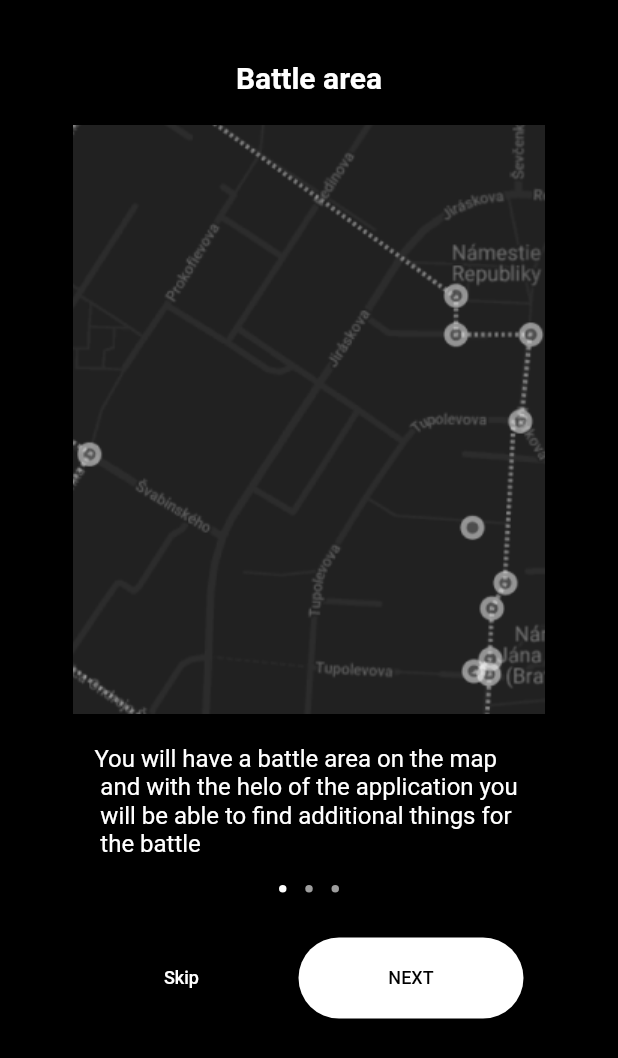
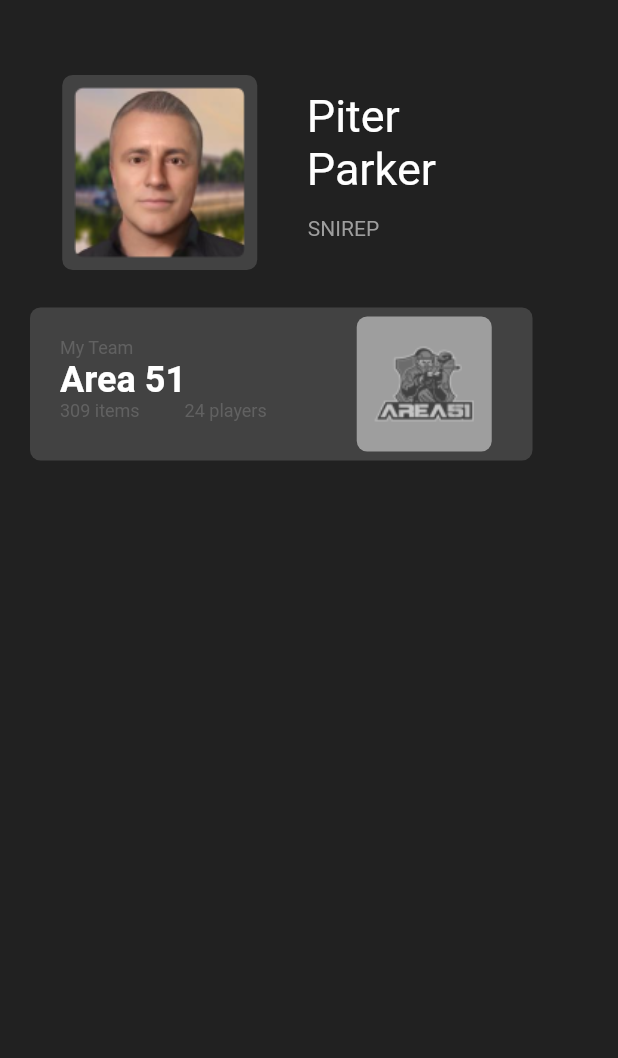
Before and after one commit to RayCepish/mobile_app, a Flutter app: the screen it shows after launch, on a phone screen of 412 x 824 dp. Shown: the top 1058 px of the screen. Run offline on Flutter 3.47's test engine with Material 2 defaults, Android fonts, the phone set to English and light mode, and no system bars; our stand-ins replace flutter_screenutil, location.

Commit message:
creating profile page

```diff
--- a/conreality_app/lib/main.dart
+++ b/conreality_app/lib/main.dart
@@ -1,3 +1,4 @@
+import 'package:conreality_app/profile/profile.dart';
 import 'package:flutter/material.dart';
 import 'introduce_part/splash_screen_page.dart';
 
@@ -15,7 +16,7 @@ class MyApp extends StatelessWidget {
     visualDensity: VisualDensity.adaptivePlatformDensity,
 
   ),
-      home: SplashScreenPage(),
+      home: ProfilePage(),
     );
   }
 }
--- /dev/null
+++ b/conreality_app/lib/profile/profile.dart
@@ -0,0 +1,194 @@
+import 'package:flutter/material.dart';
+
+class ProfilePage extends StatefulWidget {
+  ProfilePage({Key? key}) : super(key: key);
+
+  @override
+  _ProfilePageState createState() => _ProfilePageState();
+}
+
+class _ProfilePageState extends State<ProfilePage> {
+  @override
+  Widget build(BuildContext context) {
+    return Scaffold(
+      backgroundColor: Colors.grey[900],
+      body: Stack(
+        children: [
+          Column(
+            children: [
+              Padding(
+                padding: const EdgeInsets.only(
+                  top: 50,
+                ),
+                child: Container(
+                  width: 292,
+                  height: 130,
+                  child: Row(
+                    children: [
+                      Container(
+                        width: 130,
+                        height: 130,
+                        decoration: BoxDecoration(
+                          color: Colors.grey[800],
+                          borderRadius: BorderRadius.all(
+                            Radius.circular(7),
+                          ),
+                        ),
+                        child: Padding(
+                          padding: const EdgeInsets.all(8.0),
+                          child: Container(
+                            decoration: BoxDecoration(
+                              image: DecorationImage(
+                                image:
+                                    AssetImage("assets/images/Mask_group.png"),
+                              ),
+                            ),
+                          ),
+                        ),
+                      ),
+                      SizedBox(
+                        width: 33,
+                      ),
+                      Column(
+                        children: [
+                          Padding(
+                            padding: const EdgeInsets.only(
+                              top: 10,
+                            ),
+                            child: Container(
+                              width: 129,
+                              height: 84,
+                              child: Column(
+                                children: [
+                                  Container(
+                                    child: Text(
+                                      "Piter Parker",
+                                      style: TextStyle(
+                                          fontSize: 30, color: Colors.white),
+                                    ),
+                                  ),
+                                ],
+                              ),
+                            ),
+                          ),
+                          Row(
+                            children: [
+                              Container(
+                                child: Text(
+                                  "SNIREP",
+                                  style: TextStyle(
+                                      fontSize: 14, color: Colors.grey),
+                                ),
+                              ),
+                              SizedBox(
+                                width: 80,
+                              )
+                            ],
+                          ),
+                        ],
+                      ),
+                    ],
+                  ),
+                ),
+              ),
+              Padding(
+                padding: const EdgeInsets.only(
+                  left: 20,
+                  top: 25,
+                  right: 20,
+                ),
+                child: Container(
+                  width: 335,
+                  height: 102,
+                  decoration: BoxDecoration(
+                    color: Colors.grey[800],
+                    borderRadius: BorderRadius.all(
+                      Radius.circular(7),
+                    ),
+                  ),
+                  child: Row(
+                    children: [
+                      Column(
+                        children: [
+                          Padding(
+                            padding: const EdgeInsets.only(top: 20, left: 20),
+                            child: Container(
+                              child: Column(
+                                crossAxisAlignment: CrossAxisAlignment.start,
+                                children: [
+                                  Container(
+                                    child: Text(
+                                      "My Team",
+                                      style: TextStyle(
+                                        fontSize: 12,
+                                        color: Colors.grey[700],
+                                      ),
+                                    ),
+                                  ),
+                                  Container(
+                                    child: Text(
+                                      "Area 51",
+                                      style: TextStyle(
+                                          fontSize: 24,
+                                          color: Colors.white,
+                                          fontWeight: FontWeight.bold),
+                                    ),
+                                  ),
+                                  Row(
+                                    children: [
+                                      Container(
+                                        child: Text(
+                                          "309 items",
+                                          style: TextStyle(
+                                            fontSize: 12,
+                                            color: Colors.grey[700],
+                                          ),
+                                        ),
+                                      ),
+                                      SizedBox(
+                                        width: 30,
+                                      ),
+                                      Container(
+                                        child: Text(
+                                          "24 players",
+                                          style: TextStyle(
+                                            fontSize: 12,
+                                            color: Colors.grey[700],
+                                          ),
+                                        ),
+                                      ),
+                                    ],
+                                  )
+                                ],
+                              ),
+                            ),
+                          ),
+                        ],
+                      ),
+                      SizedBox(
+                        width: 60,
+                      ),
+                      Container(
+                        width: 90,
+                        height: 90,
+                        decoration: BoxDecoration(
+                          color: Colors.grey,
+                          image: DecorationImage(
+                            image: AssetImage("assets/images/area51.png"),
+                          ),
+                          borderRadius: BorderRadius.all(
+                            Radius.circular(7),
+                          ),
+                        ),
+                      ),
+                    ],
+                  ),
+                ),
+              )
+            ],
+          ),
+        ],
+      ),
+    );
+  }
+}
--- a/conreality_app/pubspec.yaml
+++ b/conreality_app/pubspec.yaml
@@ -30,6 +30,7 @@ dependencies:
   cupertino_icons: ^1.0.2
   location: ^4.2.1
   flutter_screenutil: ^5.0.0+2
+  syncfusion_flutter_charts: ^19.1.67
 
 
 dev_dependencies:
@@ -57,6 +58,8 @@ flutter:
     - assets/images/firstPhoto.png
     - assets/images/secondPhoto.png
     - assets/images/thirdPhoto.png
+    - assets/images/Mask_group.png
+    - assets/images/area51.png
 
   # An image asset can refer to one or more resolution-specific "variants", see
   # https://flutter.dev/assets-and-images/#resolution-aware.
```
Also changed, not shown: conreality_app/lib/onb/onb.dart (+5 -3 lines), conreality_app/assets/images/Mask_group.png (added), conreality_app/assets/images/area51.png (added), conreality_app/assets/images/icon_profile.png (added), conreality_app/pubspec.lock.
